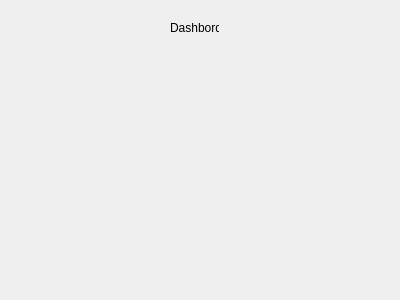
jakubwrobel2003/projekt-silownia-qt, file dashboardview.ui: the form before one commit.
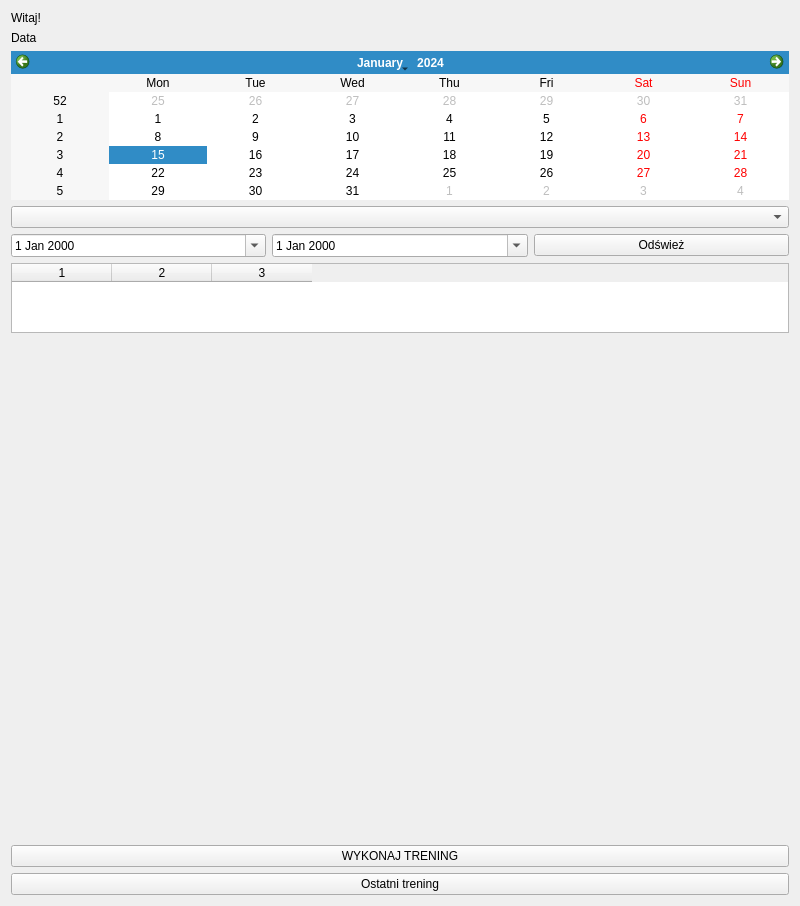
The form after the commit.

Diff of the .ui file:
```diff
--- a/dashboardview.ui
+++ b/dashboardview.ui
@@ -6,26 +6,97 @@
    <rect>
     <x>0</x>
     <y>0</y>
-    <width>400</width>
-    <height>300</height>
+    <width>800</width>
+    <height>600</height>
    </rect>
   </property>
-  <property name="windowTitle">
-   <string>Form</string>
-  </property>
-  <widget class="QLabel" name="label">
-   <property name="geometry">
-    <rect>
-     <x>170</x>
-     <y>20</y>
-     <width>49</width>
-     <height>16</height>
-    </rect>
-   </property>
-   <property name="text">
-    <string>Dashbord</string>
-   </property>
-  </widget>
+  <layout class="QVBoxLayout" name="mainLayout">
+   <item>
+    <widget class="QLabel" name="lblWelcome">
+     <property name="text">
+      <string>Witaj!</string>
+     </property>
+    </widget>
+   </item>
+   <item>
+    <widget class="QLabel" name="lblCurrentDate">
+     <property name="text">
+      <string>Data</string>
+     </property>
+    </widget>
+   </item>
+   <item>
+    <widget class="QCalendarWidget" name="calendarWidget"/>
+   </item>
+   <item>
+    <widget class="QComboBox" name="comboExercises"/>
+   </item>
+   <item>
+    <layout class="QHBoxLayout" name="dateFilterLayout">
+     <item>
+      <widget class="QDateEdit" name="dateFrom">
+       <property name="calendarPopup">
+        <bool>true</bool>
+       </property>
+      </widget>
+     </item>
+     <item>
+      <widget class="QDateEdit" name="dateTo">
+       <property name="calendarPopup">
+        <bool>true</bool>
+       </property>
+      </widget>
+     </item>
+     <item>
+      <widget class="QPushButton" name="btnRefreshAnalysis">
+       <property name="text">
+        <string>Odśwież</string>
+       </property>
+      </widget>
+     </item>
+    </layout>
+   </item>
+   <item>
+    <widget class="QTableWidget" name="tableHistory">
+     <property name="columnCount">
+      <number>3</number>
+     </property>
+     <column/>
+     <column/>
+     <column/>
+    </widget>
+   </item>
+   <item>
+    <widget class="QWidget" name="chartContainer" native="true">
+     <property name="sizePolicy">
+      <sizepolicy hsizetype="Minimum" vsizetype="Maximum">
+       <horstretch>0</horstretch>
+       <verstretch>0</verstretch>
+      </sizepolicy>
+     </property>
+     <property name="minimumSize">
+      <size>
+       <width>100</width>
+       <height>500</height>
+      </size>
+     </property>
+    </widget>
+   </item>
+   <item>
+    <widget class="QPushButton" name="btnStartWorkout">
+     <property name="text">
+      <string>WYKONAJ TRENING</string>
+     </property>
+    </widget>
+   </item>
+   <item>
+    <widget class="QPushButton" name="btnLastWorkout">
+     <property name="text">
+      <string>Ostatni trening</string>
+     </property>
+    </widget>
+   </item>
+  </layout>
  </widget>
  <resources/>
  <connections/>
```
